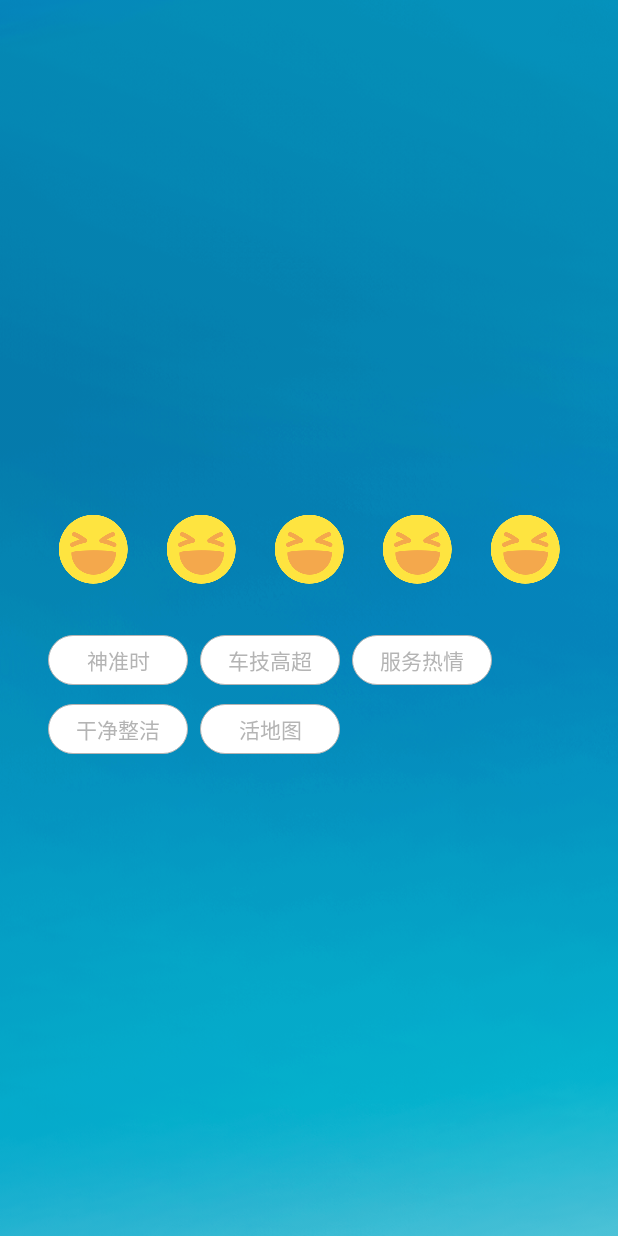
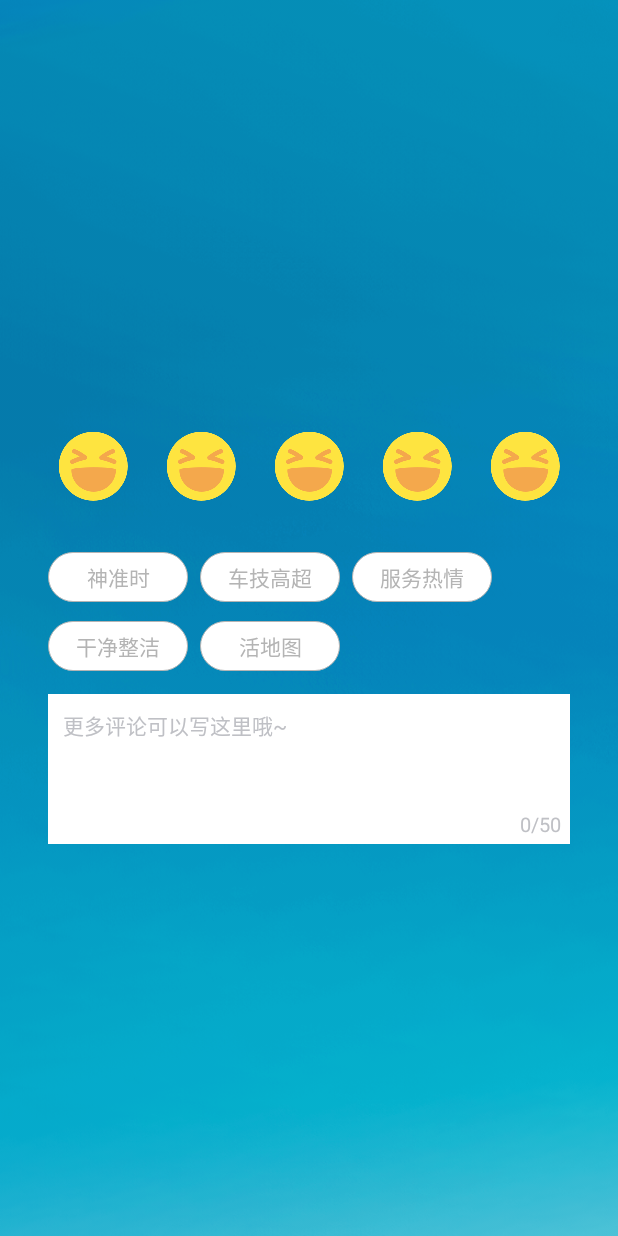
Before and after one commit to Rocktiger/MyFirstGItHubProject, an Android app: the screen it shows after launch (AnimationActivity), on a phone screen of 412 x 824 dp. Run offline under Robolectric (Android 15) with nearby library versions, the phone set to English and light mode, and no system bars.

Commit message:
[task] 带字数统计与限制的输入框

```diff
--- /dev/null
+++ b/app/src/main/java/com/nb/mengbiao/myfirstgithubproject/view/CountEditText.java
@@ -0,0 +1,72 @@
+package com.nb.mengbiao.myfirstgithubproject.view;
+
+import android.content.Context;
+import android.text.Editable;
+import android.text.TextWatcher;
+import android.util.AttributeSet;
+import android.view.LayoutInflater;
+import android.widget.EditText;
+import android.widget.LinearLayout;
+import android.widget.RelativeLayout;
+import android.widget.TextView;
+
+import com.nb.mengbiao.myfirstgithubproject.R;
+
+/**
+ * Created by mengbiao on 2018/3/21.
+ */
+
+public class CountEditText extends RelativeLayout {
+    private EditText et_input;
+    private TextView tv_input_count;
+
+    public CountEditText(Context context) {
+        super(context);
+        init(context);
+    }
+
+    public CountEditText(Context context, AttributeSet attrs) {
+        super(context, attrs);
+        init(context);
+    }
+
+    public CountEditText(Context context, AttributeSet attrs, int defStyleAttr) {
+        super(context, attrs, defStyleAttr);
+        init(context);
+    }
+
+    private static final int REMARK_MUM_MAX = 50;  // 限定备注长度
+
+    public void init(Context context) {
+        LayoutInflater.from(context).inflate(R.layout.view_count_edittext, this, true);
+        et_input = (EditText) findViewById(R.id.et_input);
+        tv_input_count = (TextView) findViewById(R.id.tv_input_count);
+        et_input.addTextChangedListener(new TextWatcher() {
+            @Override
+            public void beforeTextChanged(CharSequence s, int start, int count, int after) {
+
+            }
+
+            @Override
+            public void onTextChanged(CharSequence s, int start, int before, int count) {
+                if (s == null) return;
+
+                int num = s.toString().trim().length();
+
+                //限定备注长度为 REMARK_MUM_MAX
+                if (num > REMARK_MUM_MAX) {
+                    String remark = et_input.getText().toString().substring(0, 50);
+                    et_input.setText(remark);
+                    et_input.setSelection(remark.length());
+                    num = REMARK_MUM_MAX;
+                }
+                tv_input_count.setText(String.format(context.getString(R.string.input_number), num + ""));
+            }
+
+            @Override
+            public void afterTextChanged(Editable s) {
+
+            }
+        });
+    }
+}
--- a/app/src/main/res/layout/activity_animation.xml
+++ b/app/src/main/res/layout/activity_animation.xml
@@ -21,7 +21,7 @@
         android:layout_height="100dp"
         android:layout_marginLeft="26dp"
         android:layout_marginRight="26dp"
-        android:gravity="center"/>
+        android:gravity="center" />
 
     <com.nb.mengbiao.myfirstgithubproject.tablayout.TagFlowLayout
         android:id="@+id/tfl_tag"
@@ -29,8 +29,16 @@
         android:layout_height="wrap_content"
         android:layout_below="@+id/smile_rating"
         android:layout_marginRight="16dp"
-        android:paddingLeft="32dp"/>
+        android:paddingLeft="32dp" />
 
+    <com.nb.mengbiao.myfirstgithubproject.view.CountEditText
+        android:layout_width="match_parent"
+        android:layout_height="100dp"
+        android:layout_below="@+id/tfl_tag"
+        android:layout_marginLeft="32dp"
+        android:layout_marginRight="32dp"
+        android:layout_marginTop="10dp"
+        />
     <!--<EditText-->
     <!--android:layout_width="200dp"-->
     <!--android:layout_height="50dp"-->
--- /dev/null
+++ b/app/src/main/res/layout/view_count_edittext.xml
@@ -0,0 +1,33 @@
+<?xml version="1.0" encoding="utf-8"?>
+<RelativeLayout xmlns:android="http://schemas.android.com/apk/res/android"
+    android:layout_width="match_parent"
+    android:layout_height="match_parent"
+    android:background="@android:color/white">
+
+    <EditText
+        android:id="@+id/et_input"
+        android:layout_width="match_parent"
+        android:layout_height="match_parent"
+        android:layout_alignParentTop="true"
+        android:background="@null"
+        android:hint="更多评论可以写这里哦~"
+        android:gravity="start"
+        android:lineSpacingExtra="4dp"
+        android:paddingLeft="10dp"
+        android:paddingTop="10dp"
+        android:textColor="#4A4A4A"
+        android:textColorHint="#BFC0C5"
+        android:textSize="14sp" />
+
+    <TextView
+        android:id="@+id/tv_input_count"
+        android:layout_width="wrap_content"
+        android:layout_height="wrap_content"
+        android:layout_alignParentBottom="true"
+        android:layout_alignParentRight="true"
+        android:layout_marginBottom="4dp"
+        android:layout_marginRight="6dp"
+        android:text="0/50"
+        android:textColor="#BFC0C5"
+        android:textSize="13sp" />
+</RelativeLayout>
--- a/app/src/main/res/values/strings.xml
+++ b/app/src/main/res/values/strings.xml
@@ -13,6 +13,6 @@
     <string name="title_home">改变颜色</string>
     <string name="title_dashboard">半透明</string>
     <string name="title_notifications">全透明</string>
-
+    <string name="input_number">%s/50</string>
 
 </resources>
```
